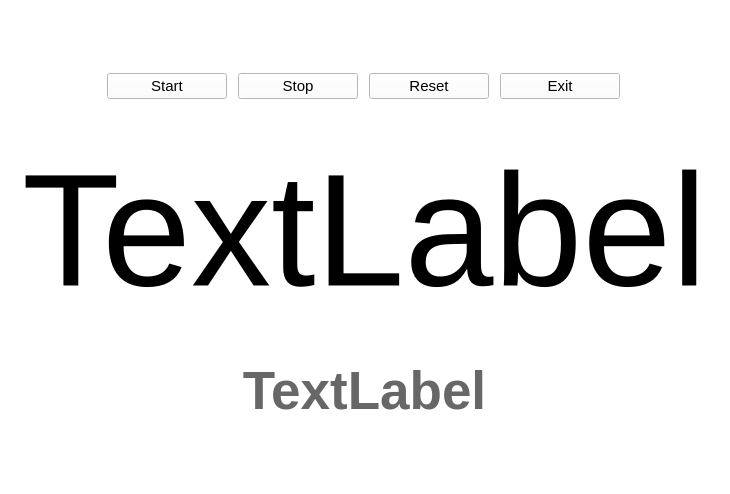
frangallardop/cronometro-clf, file cronometro.ui: the form before one commit.
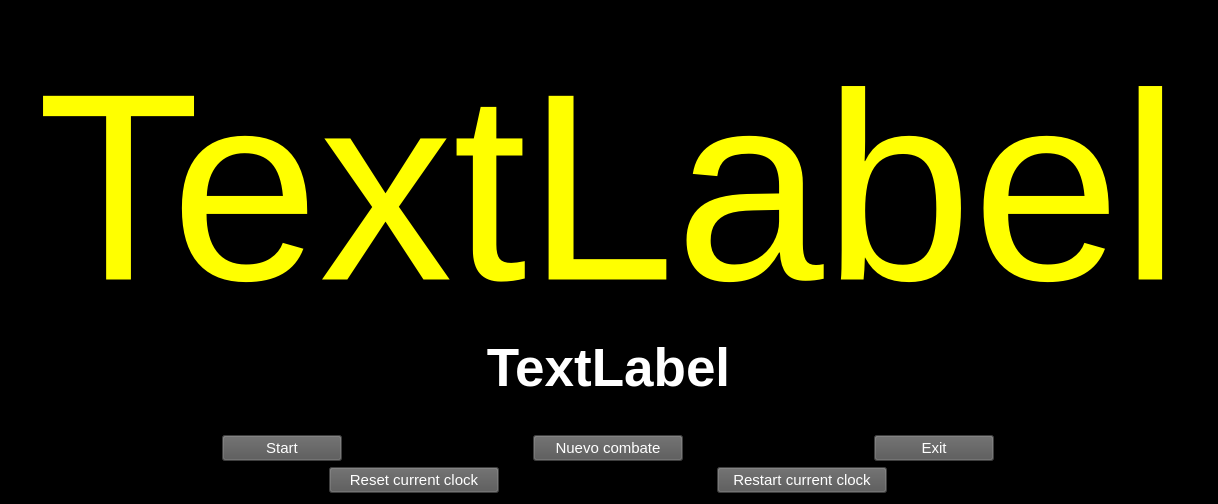
The form after the commit.

Commit message: Implementado boton de reinicio del combate

```diff
--- a/cronometro.ui
+++ b/cronometro.ui
@@ -9,8 +9,8 @@
    <rect>
     <x>0</x>
     <y>0</y>
-    <width>730</width>
-    <height>494</height>
+    <width>1218</width>
+    <height>504</height>
    </rect>
   </property>
   <property name="minimumSize">
@@ -26,11 +26,125 @@
    <string/>
   </property>
   <property name="styleSheet">
-   <string notr="true">background-color: rgb(255, 255, 255);</string>
+   <string notr="true">background-color: rgb(0, 0, 0);</string>
   </property>
   <layout class="QGridLayout" name="gridLayout">
-   <item row="1" column="1">
-    <layout class="QHBoxLayout" name="horizontalLayout_4" stretch="0,0,0,0">
+   <item row="4" column="1">
+    <widget class="QLabel" name="lb_watch">
+     <property name="minimumSize">
+      <size>
+       <width>0</width>
+       <height>250</height>
+      </size>
+     </property>
+     <property name="font">
+      <font>
+       <pointsize>200</pointsize>
+      </font>
+     </property>
+     <property name="styleSheet">
+      <string notr="true">color: rgb(255, 255, 0);</string>
+     </property>
+     <property name="text">
+      <string>TextLabel</string>
+     </property>
+     <property name="alignment">
+      <set>Qt::AlignCenter</set>
+     </property>
+    </widget>
+   </item>
+   <item row="0" column="1">
+    <spacer name="verticalSpacer">
+     <property name="orientation">
+      <enum>Qt::Vertical</enum>
+     </property>
+     <property name="sizeHint" stdset="0">
+      <size>
+       <width>20</width>
+       <height>40</height>
+      </size>
+     </property>
+    </spacer>
+   </item>
+   <item row="7" column="1">
+    <layout class="QHBoxLayout" name="horizontalLayout_6">
+     <item>
+      <widget class="QPushButton" name="btn_start">
+       <property name="maximumSize">
+        <size>
+         <width>120</width>
+         <height>16777215</height>
+        </size>
+       </property>
+       <property name="font">
+        <font>
+         <pointsize>11</pointsize>
+         <weight>50</weight>
+         <bold>false</bold>
+        </font>
+       </property>
+       <property name="styleSheet">
+        <string notr="true">color: rgb(255, 255, 255);
+background-color: rgb(85, 85, 85);</string>
+       </property>
+       <property name="text">
+        <string>Start</string>
+       </property>
+      </widget>
+     </item>
+     <item>
+      <widget class="QPushButton" name="btn_back">
+       <property name="enabled">
+        <bool>true</bool>
+       </property>
+       <property name="maximumSize">
+        <size>
+         <width>150</width>
+         <height>16777215</height>
+        </size>
+       </property>
+       <property name="font">
+        <font>
+         <pointsize>11</pointsize>
+        </font>
+       </property>
+       <property name="styleSheet">
+        <string notr="true">color: rgb(255, 255, 255);
+background-color: rgb(85, 85, 85);</string>
+       </property>
+       <property name="text">
+        <string>Nuevo combate</string>
+       </property>
+      </widget>
+     </item>
+     <item>
+      <widget class="QPushButton" name="btn_exit">
+       <property name="maximumSize">
+        <size>
+         <width>120</width>
+         <height>16777215</height>
+        </size>
+       </property>
+       <property name="font">
+        <font>
+         <pointsize>11</pointsize>
+         <weight>50</weight>
+         <bold>false</bold>
+        </font>
+       </property>
+       <property name="styleSheet">
+        <string notr="true">color: rgb(255, 255, 255);
+background-color: rgb(85, 85, 85);</string>
+       </property>
+       <property name="text">
+        <string>Exit</string>
+       </property>
+      </widget>
+     </item>
+    </layout>
+   </item>
+   <item row="8" column="1">
+    <layout class="QHBoxLayout" name="horizontalLayout_4" stretch="0,0">
      <property name="spacing">
       <number>6</number>
      </property>
@@ -43,34 +157,11 @@
      <property name="rightMargin">
       <number>80</number>
      </property>
-     <item>
-      <widget class="QPushButton" name="btn_start">
-       <property name="maximumSize">
-        <size>
-         <width>120</width>
-         <height>16777215</height>
-        </size>
-       </property>
-       <property name="font">
-        <font>
-         <pointsize>11</pointsize>
-         <weight>50</weight>
-         <bold>false</bold>
-        </font>
-       </property>
-       <property name="styleSheet">
-        <string notr="true">border-color: rgb(149, 149, 149);</string>
-       </property>
-       <property name="text">
-        <string>Start</string>
-       </property>
-      </widget>
-     </item>
      <item>
       <widget class="QPushButton" name="btn_stop">
        <property name="maximumSize">
         <size>
-         <width>120</width>
+         <width>170</width>
          <height>16777215</height>
         </size>
        </property>
@@ -81,8 +172,12 @@
          <bold>false</bold>
         </font>
        </property>
+       <property name="styleSheet">
+        <string notr="true">color: rgb(255, 255, 255);
+background-color: rgb(85, 85, 85);</string>
+       </property>
        <property name="text">
-        <string>Stop</string>
+        <string>Reset current clock</string>
        </property>
       </widget>
      </item>
@@ -90,27 +185,7 @@
       <widget class="QPushButton" name="btn_reset">
        <property name="maximumSize">
         <size>
-         <width>120</width>
-         <height>16777215</height>
-        </size>
-       </property>
-       <property name="font">
-        <font>
-         <pointsize>11</pointsize>
-         <weight>50</weight>
-         <bold>false</bold>
-        </font>
-       </property>
-       <property name="text">
-        <string>Reset</string>
-       </property>
-      </widget>
-     </item>
-     <item>
-      <widget class="QPushButton" name="btn_exit">
-       <property name="maximumSize">
-        <size>
-         <width>120</width>
+         <width>170</width>
          <height>16777215</height>
         </size>
        </property>
@@ -122,37 +197,69 @@
         </font>
        </property>
        <property name="styleSheet">
-        <string notr="true">border-color: rgb(149, 149, 149);</string>
+        <string notr="true">color: rgb(255, 255, 255);
+background-color: rgb(85, 85, 85);</string>
        </property>
        <property name="text">
-        <string>Exit</string>
+        <string>Restart current clock</string>
        </property>
       </widget>
      </item>
     </layout>
    </item>
-   <item row="2" column="1">
-    <widget class="QLabel" name="lb_watch">
-     <property name="minimumSize">
+   <item row="7" column="0">
+    <spacer name="horizontalSpacer">
+     <property name="orientation">
+      <enum>Qt::Horizontal</enum>
+     </property>
+     <property name="sizeHint" stdset="0">
       <size>
-       <width>0</width>
-       <height>250</height>
+       <width>40</width>
+       <height>20</height>
       </size>
      </property>
-     <property name="font">
-      <font>
-       <pointsize>120</pointsize>
-      </font>
+    </spacer>
+   </item>
+   <item row="8" column="0">
+    <spacer name="horizontalSpacer_3">
+     <property name="orientation">
+      <enum>Qt::Horizontal</enum>
      </property>
-     <property name="text">
-      <string>TextLabel</string>
+     <property name="sizeHint" stdset="0">
+      <size>
+       <width>40</width>
+       <height>20</height>
+      </size>
      </property>
-     <property name="alignment">
-      <set>Qt::AlignCenter</set>
+    </spacer>
+   </item>
+   <item row="7" column="2">
+    <spacer name="horizontalSpacer_4">
+     <property name="orientation">
+      <enum>Qt::Horizontal</enum>
      </property>
-    </widget>
+     <property name="sizeHint" stdset="0">
+      <size>
+       <width>40</width>
+       <height>20</height>
+      </size>
+     </property>
+    </spacer>
    </item>
-   <item row="3" column="1">
+   <item row="8" column="2">
+    <spacer name="horizontalSpacer_2">
+     <property name="orientation">
+      <enum>Qt::Horizontal</enum>
+     </property>
+     <property name="sizeHint" stdset="0">
+      <size>
+       <width>40</width>
+       <height>20</height>
+      </size>
+     </property>
+    </spacer>
+   </item>
+   <item row="5" column="1">
     <widget class="QLabel" name="labelEstado">
      <property name="font">
       <font>
@@ -162,7 +269,7 @@
       </font>
      </property>
      <property name="styleSheet">
-      <string notr="true">color: rgb(103, 103, 103);</string>
+      <string notr="true">color: rgb(255,255,255);</string>
      </property>
      <property name="text">
       <string>TextLabel</string>
@@ -172,46 +279,7 @@
      </property>
     </widget>
    </item>
-   <item row="1" column="0">
-    <spacer name="horizontalSpacer">
-     <property name="orientation">
-      <enum>Qt::Horizontal</enum>
-     </property>
-     <property name="sizeHint" stdset="0">
-      <size>
-       <width>40</width>
-       <height>20</height>
-      </size>
-     </property>
-    </spacer>
-   </item>
-   <item row="1" column="2">
-    <spacer name="horizontalSpacer_2">
-     <property name="orientation">
-      <enum>Qt::Horizontal</enum>
-     </property>
-     <property name="sizeHint" stdset="0">
-      <size>
-       <width>40</width>
-       <height>20</height>
-      </size>
-     </property>
-    </spacer>
-   </item>
-   <item row="0" column="1">
-    <spacer name="verticalSpacer">
-     <property name="orientation">
-      <enum>Qt::Vertical</enum>
-     </property>
-     <property name="sizeHint" stdset="0">
-      <size>
-       <width>20</width>
-       <height>40</height>
-      </size>
-     </property>
-    </spacer>
-   </item>
-   <item row="4" column="1">
+   <item row="6" column="1">
     <spacer name="verticalSpacer_2">
      <property name="orientation">
       <enum>Qt::Vertical</enum>
```
The commit also changes 3 other files.
